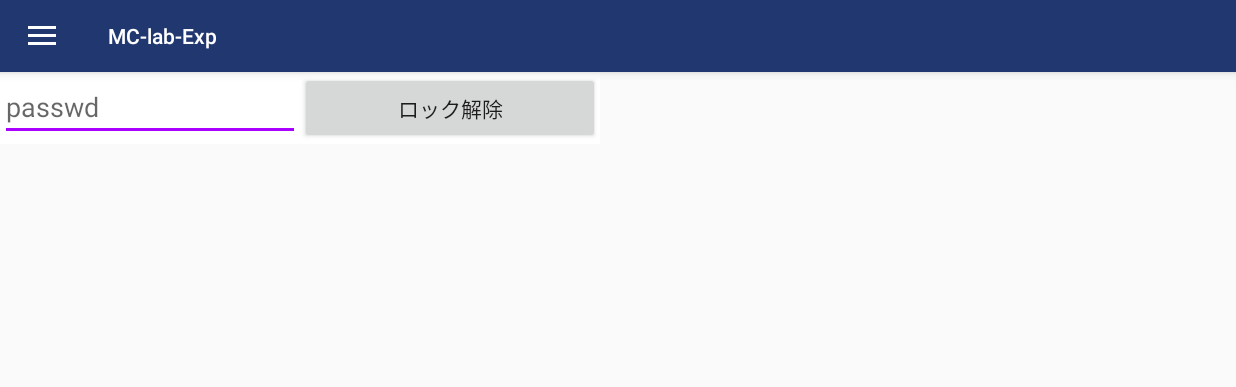
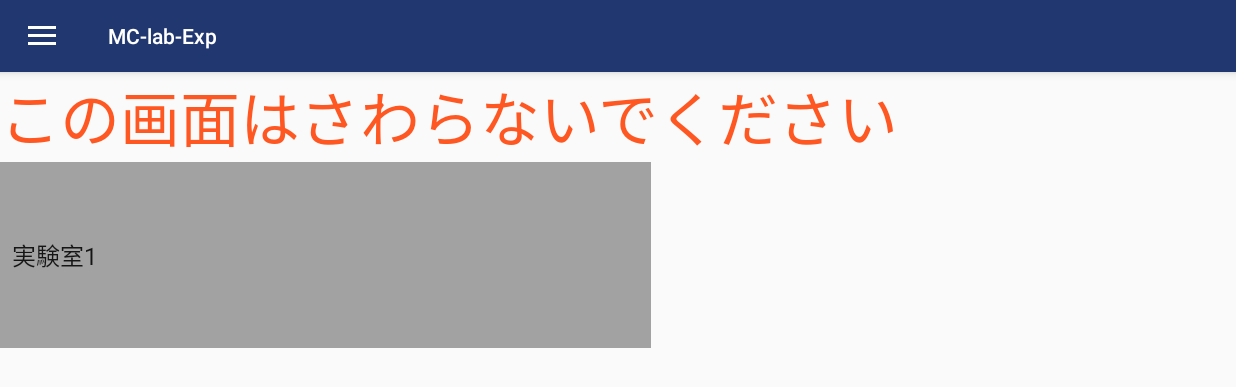
Before and after one commit to redbirdh/MClabExp2, an Android app: the screen it shows after launch (MainActivity), in the side drawer, after a tap on "管理", on a phone screen of 824 x 412 dp (held sideways). Shown: the top 387 px of the screen. Run offline under Robolectric (Android 15) with nearby library versions, the phone set to English and light mode, and no system bars.

Commit message:
設定画面に部屋選択を追加

```diff
--- a/app/src/main/java/isdl/hyoneda/mc_lab_exp/ExpFragment.kt
+++ b/app/src/main/java/isdl/hyoneda/mc_lab_exp/ExpFragment.kt
@@ -37,6 +37,8 @@ class ExpFragment : Fragment() {
         val waBriGroup : RadioGroup= v.findViewById(R.id.w_bri_group)
         val vmSituGroup : TableRadioGroup = v.findViewById(R.id.vm_situ_group)
         val vmVolumeGroup : RadioGroup = v.findViewById(R.id.vm_volume_group)
+
+        Log.i("aaaaaaaaaaaaaaaa", setting.room.toString())
 
         ceColorGroup.setOnCheckedChangeListener { _, checkedId: Int ->
             when (checkedId) {
--- a/app/src/main/java/isdl/hyoneda/mc_lab_exp/MainActivity.kt
+++ b/app/src/main/java/isdl/hyoneda/mc_lab_exp/MainActivity.kt
@@ -1,6 +1,8 @@
 package isdl.hyoneda.mc_lab_exp
 
 import android.app.FragmentManager
+import android.content.Context
+import android.content.SharedPreferences
 import android.os.Bundle
 import android.support.design.widget.Snackbar
 import android.support.design.widget.NavigationView
@@ -16,6 +18,7 @@ import kotlinx.android.synthetic.main.app_bar_main.*
 
 // データセットの初期化
 var state = States()
+var setting = Setting()
 
 class MainActivity : AppCompatActivity(), NavigationView.OnNavigationItemSelectedListener {
 
@@ -40,6 +43,9 @@ class MainActivity : AppCompatActivity(), NavigationView.OnNavigationItemSelecte
 
         // 初期画面をexp_fragmentにする
         supportFragmentManager.beginTransaction().replace(R.id.frameLayout, ExpFragment()).commit()
+
+        // 設定画面を作ります
+        val pref : SharedPreferences = applicationContext.getSharedPreferences("config", Context.MODE_PRIVATE)
     }
 
     override fun onBackPressed() {
--- a/app/src/main/java/isdl/hyoneda/mc_lab_exp/SettingFragment.kt
+++ b/app/src/main/java/isdl/hyoneda/mc_lab_exp/SettingFragment.kt
@@ -2,9 +2,13 @@ package isdl.hyoneda.mc_lab_exp
 
 import android.os.Bundle
 import android.support.v4.app.Fragment
+import android.util.Log
 import android.view.LayoutInflater
 import android.view.View
 import android.view.ViewGroup
+import android.widget.AdapterView
+import android.widget.ArrayAdapter
+import android.widget.Spinner
 
 
 class SettingFragment : Fragment() {
@@ -13,6 +17,37 @@ class SettingFragment : Fragment() {
     }
 
     override fun onCreateView(inflater: LayoutInflater, container: ViewGroup?, savedInstanceState: Bundle?): View? {
-        return inflater.inflate(R.layout.fragment_setting, container, false)
+        val v : View = inflater.inflate(R.layout.fragment_setting, container, false)
+
+        val listOfRooms = arrayOf("実験室1", "実験室2", "TEST")
+        val roomid = v.findViewById<Spinner>(R.id.EXP_ROOM)
+        val arrayAdapter = ArrayAdapter(activity, android.R.layout.simple_spinner_item, listOfRooms)
+        roomid.adapter = arrayAdapter
+
+        roomid.onItemSelectedListener = object : AdapterView.OnItemSelectedListener {
+            override fun onItemSelected(parent: AdapterView<*>, view: View, pos: Int, id: Long) {
+                // action
+                when (pos) {
+                    0 -> {
+                        Log.i("setting", "0")
+                        setting.room = 0
+                    }
+                    1 -> {
+                        Log.i("setting", "1")
+                        setting.room = 1
+                    }
+                    2 -> {
+                        Log.i("setting", "2")
+                        setting.room = 2
+                    }
+                }
+            }
+
+            override fun onNothingSelected(parent: AdapterView<*>) {
+                // Code to perform some action when nothing is selected
+            }
+        }
+
+        return v
     }
 }
--- a/app/src/main/java/isdl/hyoneda/mc_lab_exp/States.kt
+++ b/app/src/main/java/isdl/hyoneda/mc_lab_exp/States.kt
@@ -41,3 +41,12 @@ data class States (
     var v_situ : String = "blank",
     var v_volume : Int = 0
 )
+
+/*
+0: 実験室1
+1: 実験室2
+2: テスト用
+*/
+data class Setting (
+    var room : Int = 2
+)
--- a/app/src/main/res/layout/fragment_setting.xml
+++ b/app/src/main/res/layout/fragment_setting.xml
@@ -5,37 +5,25 @@
     android:layout_height="match_parent"
     tools:context=".SettingFragment">
 
-    <!-- TODO: Update blank fragment layout -->
 
     <LinearLayout
         android:layout_width="match_parent"
         android:layout_height="match_parent"
         android:orientation="vertical">
 
-        <LinearLayout
-            android:layout_width="wrap_content"
+        <TextView
+            android:id="@+id/textView6"
+            android:layout_width="match_parent"
             android:layout_height="wrap_content"
-            android:background="#ffffff"
-            android:orientation="horizontal">
+            android:text="この画面はさわらないでください"
+            android:textColor="?attr/colorError"
+            android:textSize="40sp" />
 
-            <EditText
-                android:id="@+id/set_pass"
-                android:layout_width="200dp"
-                android:layout_height="wrap_content"
-                android:layout_weight="1"
-                android:ems="10"
-                android:hint="passwd"
-                android:inputType="numberPassword" />
-
-            <Button
-                android:id="@+id/set_passbtn"
-                android:layout_width="200dp"
-                android:layout_height="wrap_content"
-                android:layout_weight="1"
-                android:text="ロック解除"
-                android:textAlignment="center" />
-
-        </LinearLayout>
-
+        <Spinner
+            android:id="@+id/EXP_ROOM"
+            android:layout_width="434dp"
+            android:layout_height="124dp"
+            android:background="#5a000000"
+            android:spinnerMode="dialog" />
     </LinearLayout>
 </FrameLayout>
```
Also changed, not shown: app/src/main/java/isdl/hyoneda/mc_lab_exp/SendSignals.kt (+60 -19 lines).
